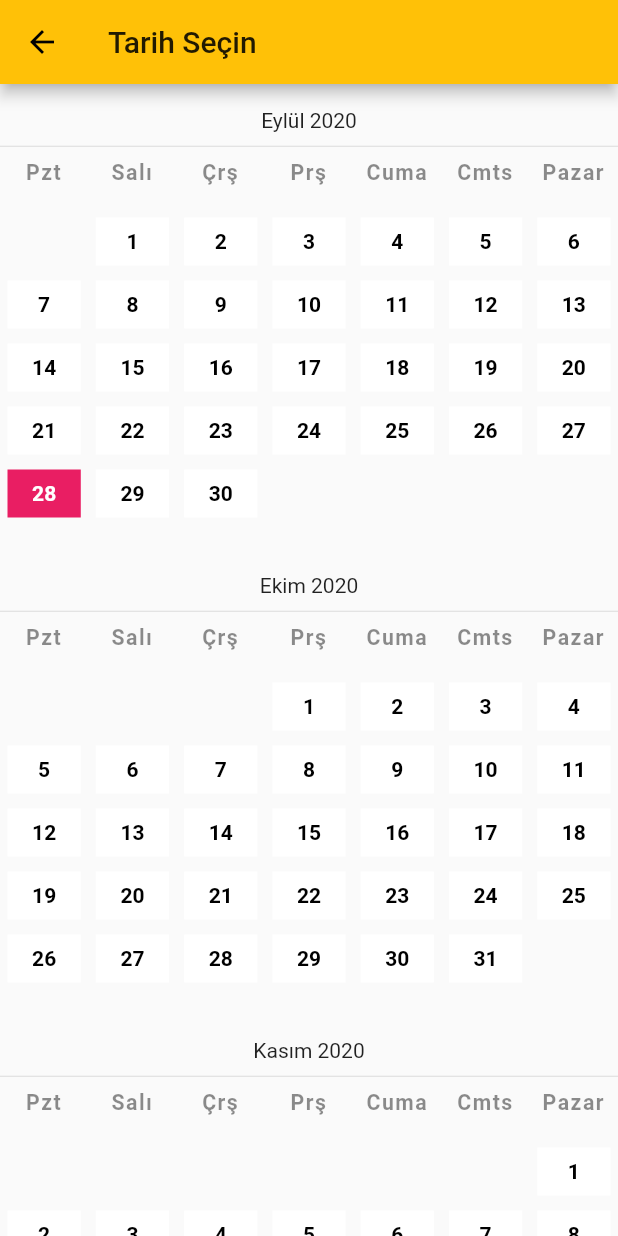
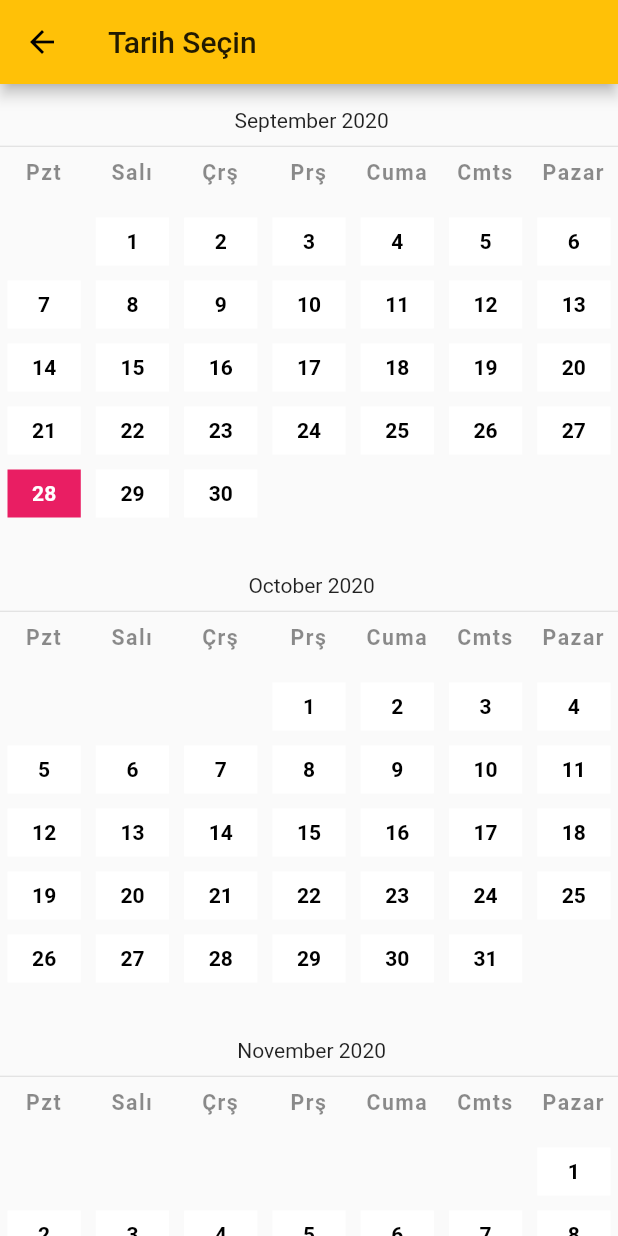
Before and after one commit to SalihCanBinboga/Flutter-Custom-DatePicker, a Flutter app: the screen it shows after launch, after a tap on "Takvimi Aç", on a phone screen of 412 x 824 dp. Run offline on Flutter 3.47's test engine with Material 2 defaults, Android fonts, the phone set to English and light mode, and no system bars; Roboto replaces fonts that are missing (playfair-regular).

Commit message:
Month and Year set localized

```diff
--- a/lib/ui/components/MonthCalendarWidget.dart
+++ b/lib/ui/components/MonthCalendarWidget.dart
@@ -1,5 +1,7 @@
+import 'dart:io';
 import 'package:flutter/cupertino.dart';
 import 'package:flutter/material.dart';
+import 'package:intl/intl.dart';
 import 'WeekDaysFirstRow.dart';
 
 typedef void OnSelect(DateTime date);
@@ -139,6 +141,5 @@ class _MonthCalendarWidgetState extends State<MonthCalendarWidget> {
   }
 
   Widget get _emptyDay => Expanded(child: Text("", textAlign: TextAlign.center, style: TextStyle(color: Colors.white)));
-
-  Widget get dateInfoWidget => Center(child: Text("${monthsTR[widget.startDate.month - 1]} ${widget.startDate.year.toString()}"));
+  Widget get dateInfoWidget => Center(child: Text(" ${DateFormat(DateFormat.MONTH,Platform.localeName).format(widget.startDate)} ${DateFormat(DateFormat.YEAR,Platform.localeName).format(widget.startDate)}"));
 }
--- a/lib/ui/components/WeekDaysFirstRow.dart
+++ b/lib/ui/components/WeekDaysFirstRow.dart
@@ -1,8 +1,17 @@
+import 'dart:io';
+
 import 'package:flutter/material.dart';
+import 'package:intl/intl.dart';
 
 class WeekDaysFirstRow extends StatelessWidget {
+  void weekNameList (){
+    DateFormat date = DateFormat.yMMM(Platform.localeName);
+    print('test ${date.dateSymbols.STANDALONESHORTWEEKDAYS[1]}');
+  }
+
   @override
   Widget build(BuildContext context) {
+    weekNameList ();
     return Row(
       children: <Widget>[
         Expanded(child: Text("Pzt", textAlign: TextAlign.center, style: textStyle)),
```
